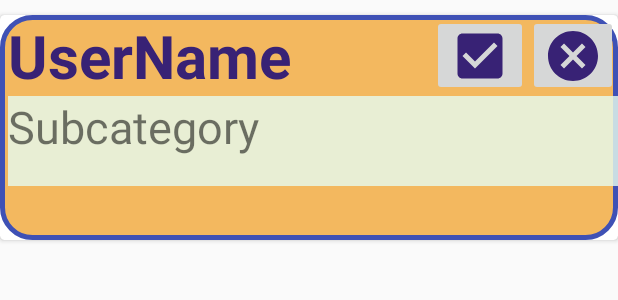
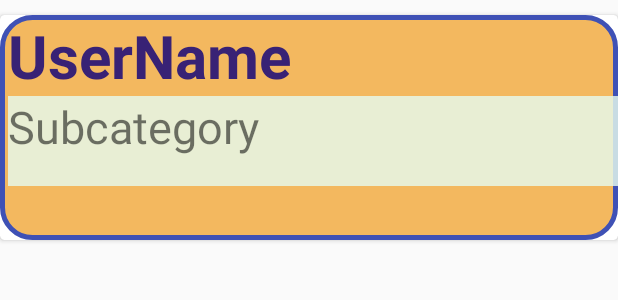
Before and after one commit to IgnacioJaen/Frontend_NA, an Android app: the layout match_item.xml on its own in the app's theme, with its tools: preview values and no code run, on a phone screen of 412 x 824 dp. Shown: the top 300 px of the screen. Run offline under Robolectric (Android 15) with nearby library versions, the phone set to English and light mode, and no system bars.

Commit message:
Mejorando clase match y quitando botones de los items

```diff
--- a/Frontend/app/src/main/java/com/example/frontend/adapter/MatchAdapter.java
+++ b/Frontend/app/src/main/java/com/example/frontend/adapter/MatchAdapter.java
@@ -3,6 +3,7 @@ package com.example.frontend.adapter;
 import android.view.LayoutInflater;
 import android.view.View;
 import android.view.ViewGroup;
+import android.widget.AdapterView;
 import android.widget.TextView;
 import androidx.annotation.NonNull;
 import androidx.recyclerview.widget.RecyclerView;
@@ -15,7 +16,6 @@ import java.util.ArrayList;
 public class MatchAdapter extends RecyclerView.Adapter<MatchAdapter.MatchViewHolder> {
     private ArrayList<UserSubcategory> mSubcategoryList;
     private MatchAdapter.OnItemClickListener subcategoryListener;
-
 
     public interface OnItemClickListener{
         void onItemClick(int position);
--- a/Frontend/app/src/main/res/layout/match_item.xml
+++ b/Frontend/app/src/main/res/layout/match_item.xml
@@ -33,16 +33,6 @@
                         android:layout_marginLeft="5dp"
                         android:layout_weight="1"
                 ></TextView>
-                <ImageButton android:layout_width="wrap_content"
-                             android:layout_height="match_parent"
-                             android:id="@+id/acceptButton"
-                             android:src="@drawable/check"
-                        ></ImageButton>
-                <ImageButton android:layout_width="60dp"
-                             android:layout_height="match_parent"
-                             android:id="@+id/rejectButton"
-                             android:src="@drawable/cancel"
-                ></ImageButton>
             </LinearLayout>
             <TextView
                     android:layout_width="match_parent"
```
Also changed, not shown: Frontend/app/src/main/java/com/example/frontend/activity/MatchActivity.java (+12 -0 lines).
